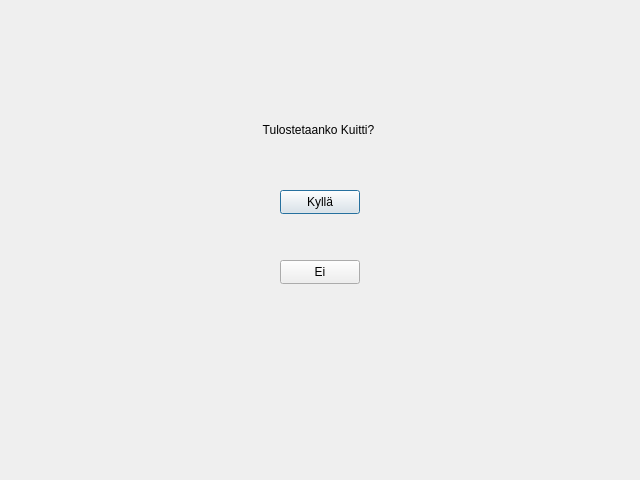
This is frontend/receiptwindow.ui in slmksav/Qt6-ATM-app as Qt 5 draws it before an edit. The edited form follows.
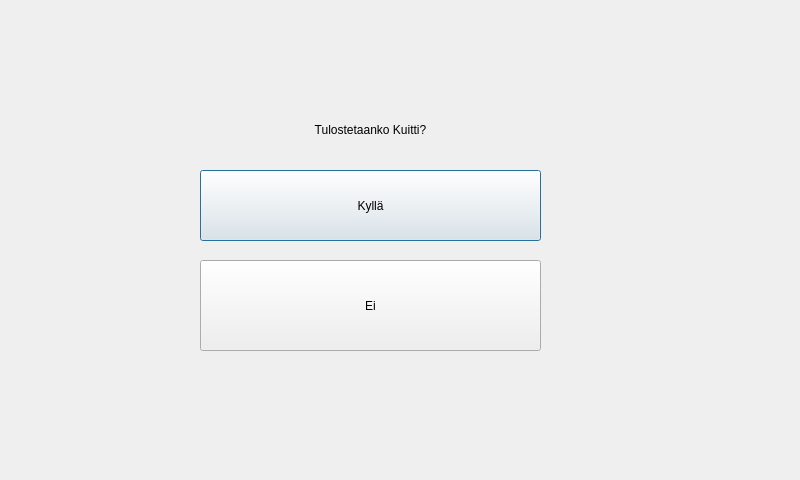
This is the edited form.

Commit message: lisätty luottorajan kautta jäljellä olevan luoton laskeminen ja vähän UI muutoksia

```diff
--- a/frontend/receiptwindow.ui
+++ b/frontend/receiptwindow.ui
@@ -9,20 +9,32 @@
    <rect>
     <x>0</x>
     <y>0</y>
-    <width>640</width>
+    <width>800</width>
     <height>480</height>
    </rect>
   </property>
+  <property name="minimumSize">
+   <size>
+    <width>800</width>
+    <height>480</height>
+   </size>
+  </property>
+  <property name="maximumSize">
+   <size>
+    <width>800</width>
+    <height>480</height>
+   </size>
+  </property>
   <property name="windowTitle">
    <string>Dialog</string>
   </property>
   <widget class="QPushButton" name="buttonYes">
    <property name="geometry">
     <rect>
-     <x>280</x>
-     <y>190</y>
-     <width>80</width>
-     <height>24</height>
+     <x>200</x>
+     <y>170</y>
+     <width>341</width>
+     <height>71</height>
     </rect>
    </property>
    <property name="text">
@@ -35,10 +47,10 @@
   <widget class="QPushButton" name="buttonNo">
    <property name="geometry">
     <rect>
-     <x>280</x>
+     <x>200</x>
      <y>260</y>
-     <width>80</width>
-     <height>24</height>
+     <width>341</width>
+     <height>91</height>
     </rect>
    </property>
    <property name="text">
@@ -51,7 +63,7 @@
   <widget class="QLabel" name="labelInfo">
    <property name="geometry">
     <rect>
-     <x>-2</x>
+     <x>50</x>
      <y>120</y>
      <width>641</width>
      <height>20</height>
```
The commit also changes 3 other files.
